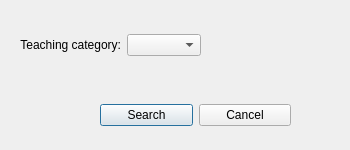
Before: the Qt Designer form view/ui/Search__show_teachers_per_teaching_category.ui in albertolicea00/CRUD-PyQt, drawn with Qt 5.
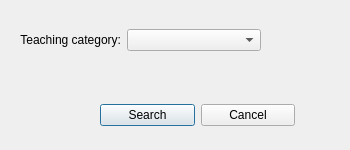
After: the same form once the commit is applied.

What changed in the file:
```diff
--- a/view/ui/Search__show_teachers_per_teaching_category.ui
+++ b/view/ui/Search__show_teachers_per_teaching_category.ui
@@ -30,7 +30,7 @@
     <rect>
      <x>100</x>
      <y>90</y>
-     <width>191</width>
+     <width>195</width>
      <height>51</height>
     </rect>
    </property>
@@ -61,9 +61,9 @@
    <property name="geometry">
     <rect>
      <x>20</x>
-     <y>30</y>
-     <width>181</width>
-     <height>31</height>
+     <y>20</y>
+     <width>241</width>
+     <height>41</height>
     </rect>
    </property>
    <layout class="QGridLayout" name="gridLayout">
```
